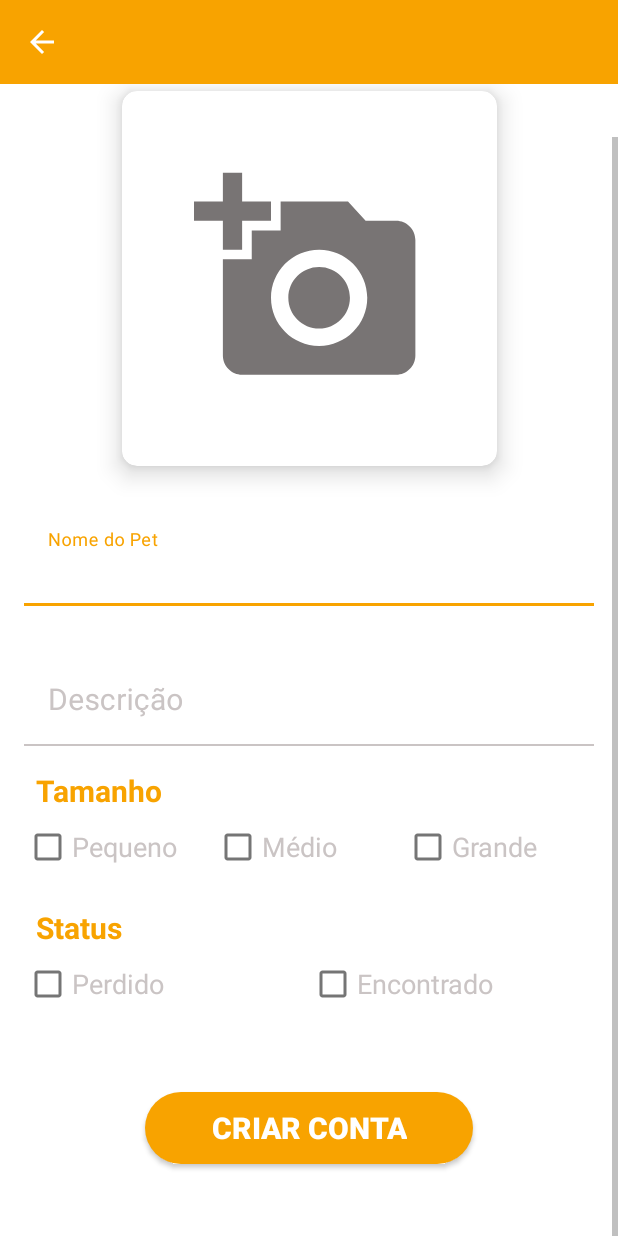
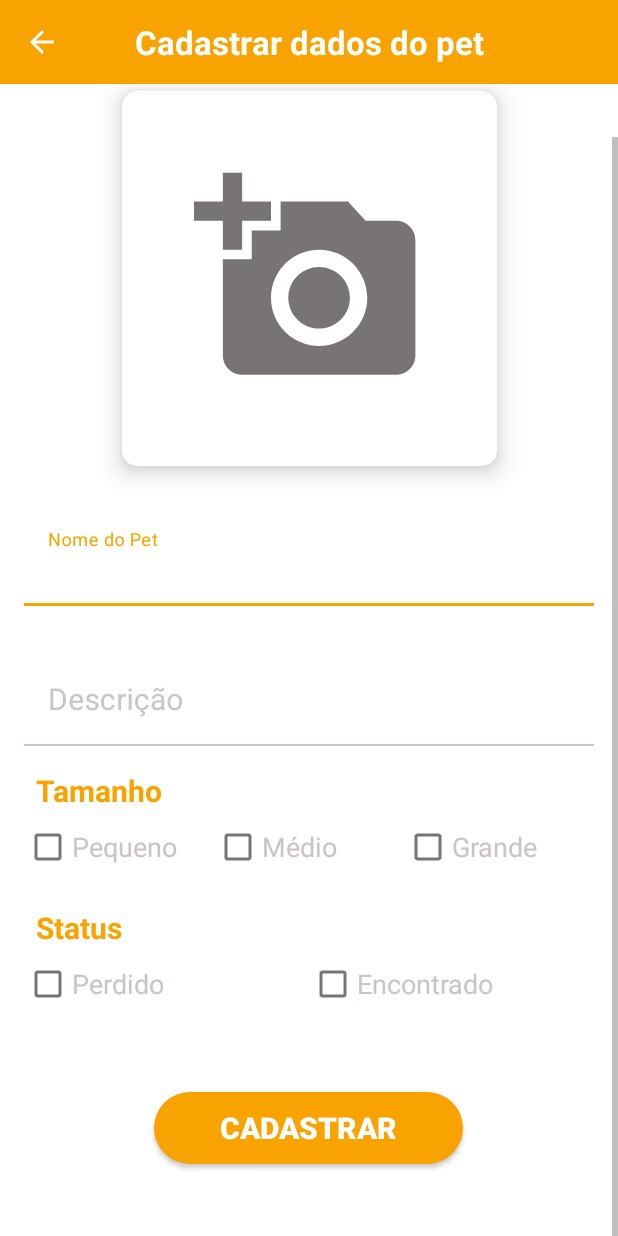
Before and after one commit to biduzilla/projeto_meu_lar, an Android app: the FormPetActivity screen opened directly, with no data from a screen before it, scrolled down 37 dp, on a phone screen of 412 x 824 dp. Run offline under Robolectric (Android 15) with nearby library versions, the phone set to English and light mode, and no system bars; libraries missing offline, so code that uses them is left out: com.gun0912.tedpermission; pictures from the network do not load.

Commit message:
correção validação de dados form

```diff
--- a/app/app/src/main/java/br/ricky/projeto_meu_lar/Constants.kt
+++ b/app/app/src/main/java/br/ricky/projeto_meu_lar/Constants.kt
@@ -8,3 +8,5 @@ const val CHAVE_ID_USER:String = "chaveUserId"
 const val CHAVE_NOME_USER:String = "chaveNomeUser"
 const val ABRIR_CAMERA = "abrirCamera"
 const val ABRIR_GALERIA = "abrirGaleria"
+const val IS_UPDATE = "isUpdate"
+const val IS_ADOCAO = "isAdocao"
--- a/app/app/src/main/java/br/ricky/projeto_meu_lar/ui/activity/FormPetActivity.kt
+++ b/app/app/src/main/java/br/ricky/projeto_meu_lar/ui/activity/FormPetActivity.kt
@@ -22,9 +22,7 @@ import androidx.activity.result.ActivityResultLauncher
 import androidx.activity.result.contract.ActivityResultContracts
 import androidx.annotation.NonNull
 import androidx.core.content.FileProvider
-import br.ricky.projeto_meu_lar.ABRIR_CAMERA
-import br.ricky.projeto_meu_lar.ABRIR_GALERIA
-import br.ricky.projeto_meu_lar.R
+import br.ricky.projeto_meu_lar.*
 import br.ricky.projeto_meu_lar.databinding.ActivityFormPetBinding
 import br.ricky.projeto_meu_lar.databinding.BottomSheetFormPetBinding
 import br.ricky.projeto_meu_lar.model.Pet
@@ -44,11 +42,11 @@ class FormPetActivity : AppCompatActivity() {
     }
     private lateinit var currentPhotoPath: String
     private lateinit var resultLauncher: ActivityResultLauncher<Intent>
-    private var isUpdate: Boolean = false
     private var resultCode: String = ""
     private var caminhoImagem: String? = null
     private var imagemEscolhida: String? = null
-    private val isAdocao: Boolean = false
+    private var isAdocao: Boolean = false
+    private var isUpdate: Boolean = false
     private var tamanho: Int? = null
     private var status: Int? = null
     private val laranja: Int = Color.parseColor("#f8a300")
@@ -60,6 +58,34 @@ class FormPetActivity : AppCompatActivity() {
         setContentView(binding.root)
         startResult()
         configClicks()
+        verificaAdocaoAndUpdate()
+    }
+
+    private fun verificaAdocaoAndUpdate() {
+        isUpdate = intent.getBooleanExtra(IS_UPDATE,false)
+        isAdocao = intent.getBooleanExtra(IS_ADOCAO,false)
+
+        with(binding) {
+            if (isUpdate) {
+                toolbar.tvTitulo.text = "Atualizar dados do pet"
+                btnCadastrar.text = "Atualizar"
+            }else{
+                toolbar.tvTitulo.text = "Cadastrar dados do pet"
+                btnCadastrar.text = "Cadastrar"
+            }
+
+            if(isAdocao){
+                llStatus.visibility = View.GONE
+            }else{
+                llStatus.visibility = View.VISIBLE
+            }
+
+            Toast.makeText(
+                baseContext,
+                isAdocao.toString(),
+                Toast.LENGTH_SHORT
+            ).show()
+        }
     }
 
     private fun configClicks() {
@@ -263,8 +289,8 @@ class FormPetActivity : AppCompatActivity() {
                 binding.edtNome.error = "Campo obrigatório"
             }
             desc.isEmpty() -> {
-                binding.edtNome.requestFocus()
-                binding.edtNome.error = "Campo obrigatório"
+                binding.edtDesc.requestFocus()
+                binding.edtDesc.error = "Campo obrigatório"
             }
             imagemEscolhida == null -> {
                 Toast.makeText(
@@ -324,7 +350,6 @@ class FormPetActivity : AppCompatActivity() {
                 salvarPet(pet)
             }
         }
-
     }
 
     private fun salvarPet(pet: Pet) {
--- a/app/app/src/main/res/layout/toolbar_sair.xml
+++ b/app/app/src/main/res/layout/toolbar_sair.xml
@@ -14,9 +14,23 @@
         android:paddingStart="16dp"
         android:paddingEnd="16dp"
         android:src="@drawable/ic_back"
-        android:tint="@color/white"
+        app:tint="@color/white"
         app:layout_constraintBottom_toBottomOf="parent"
         app:layout_constraintStart_toStartOf="parent"
         app:layout_constraintTop_toTopOf="parent" />
 
+    <TextView
+        android:id="@+id/tv_titulo"
+        android:layout_width="match_parent"
+        android:layout_height="wrap_content"
+        android:textAlignment="center"
+        android:textColor="@color/white"
+        android:textSize="22sp"
+        android:textStyle="bold"
+        app:layout_constraintBottom_toBottomOf="parent"
+        app:layout_constraintEnd_toEndOf="parent"
+        app:layout_constraintStart_toStartOf="parent"
+        app:layout_constraintTop_toTopOf="parent"
+        tools:text="UPDATE" />
+
 </androidx.constraintlayout.widget.ConstraintLayout>
```
Also changed, not shown: app/app/src/main/java/br/ricky/projeto_meu_lar/ui/fragments/HomeFragment.kt (+8 -4 lines).
